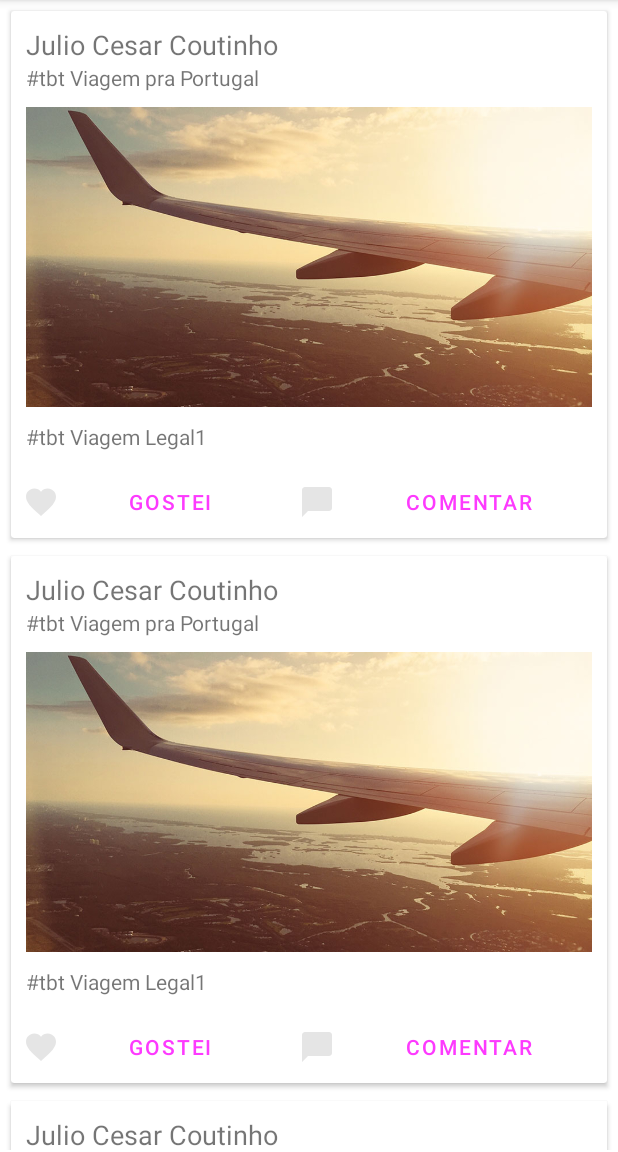
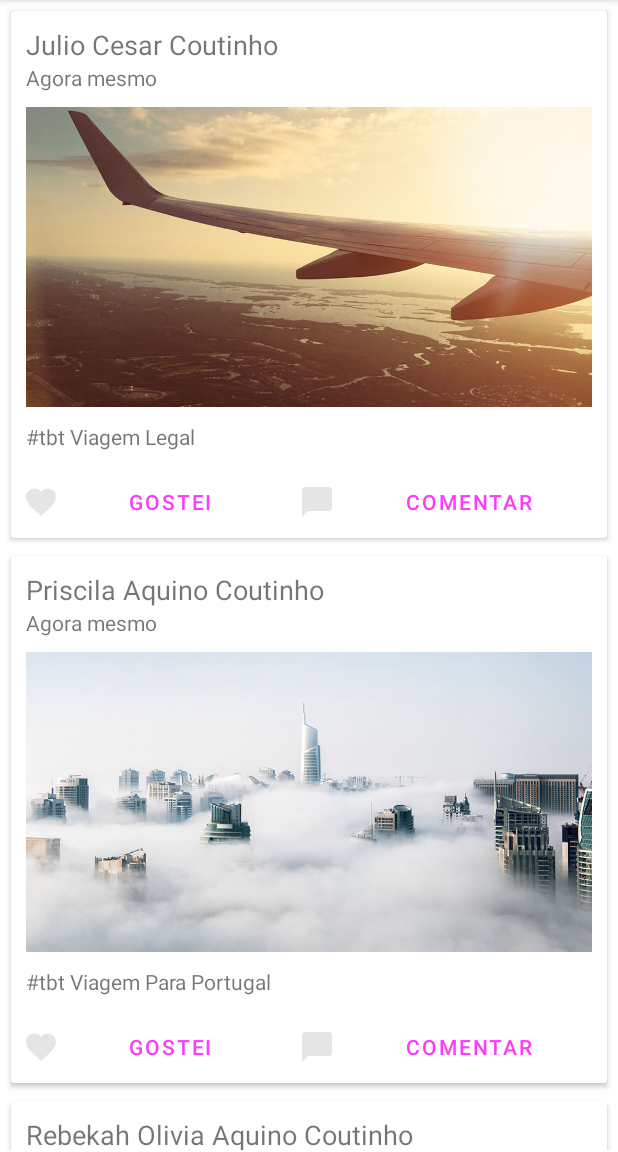
Before and after one commit to juliocesarcoutinho/Android-Curso, an Android app: the screen it shows after launch (MainActivity), on a phone screen of 412 x 824 dp, the part 84-1236 px from its top. Run offline under Robolectric (Android 15) with nearby library versions, the phone set to English and light mode, and no system bars.

Commit message:
Update Geral
Criação do CardView Layout.

```diff
--- a/CardView/app/src/main/java/com/curso/cardview/Activity/MainActivity.java
+++ b/CardView/app/src/main/java/com/curso/cardview/Activity/MainActivity.java
@@ -1,21 +1,24 @@
 package com.curso.cardview.Activity;
 
 import androidx.appcompat.app.AppCompatActivity;
+import androidx.recyclerview.widget.GridLayoutManager;
 import androidx.recyclerview.widget.LinearLayoutManager;
 import androidx.recyclerview.widget.RecyclerView;
 
 import android.os.Bundle;
 
 import com.curso.cardview.Adapter.PostagemAdapter;
+import com.curso.cardview.Model.Postagem;
 import com.curso.cardview.R;
 
+import java.util.ArrayList;
 import java.util.List;
 
 public class MainActivity extends AppCompatActivity {
 
 
     private RecyclerView recyclerPostagem;
-    private List<  > postagens;
+    private List< Postagem > postagens = new ArrayList<>();
 
 
     @Override
@@ -27,10 +30,33 @@ public class MainActivity extends AppCompatActivity {
 
         // Definir Layout
         RecyclerView.LayoutManager layoutManager = new LinearLayoutManager(this);
+        /*LinearLayoutManager layoutManager = new LinearLayoutManager(this);*/
         recyclerPostagem.setLayoutManager( layoutManager );
 
+        //*layoutManager.setOrientation( layoutManager.HORIZONTAL );*/
+        /*GridLayoutManager layoutManager = new GridLayoutManager( this, 2 );*/
+        /*recyclerPostagem.setLayoutManager( layoutManager );*/
+
         // definir Adapter
-        PostagemAdapter adapter = new PostagemAdapter();
+        this.preparaPostagem();
+
+        PostagemAdapter adapter = new PostagemAdapter( postagens );
         recyclerPostagem.setAdapter( adapter );
     }
+
+    public void preparaPostagem() {
+
+        Postagem p = new Postagem( "#tbt Viagem Legal", "Julio Cesar Coutinho", R.drawable.imagem1 );
+        this.postagens.add( p );
+
+        p = new Postagem( "#tbt Viagem Para Portugal", "Priscila Aquino Coutinho", R.drawable.imagem2 );
+        this.postagens.add( p );
+
+        p = new Postagem( "#tbt Viagem Com Papi e Mamis", "Rebekah Olivia Aquino Coutinho", R.drawable.imagem3 );
+        this.postagens.add( p );
+
+        p = new Postagem( "#tbt Viagem com Papi e Mamis", "Miriã Aquino Coutinho", R.drawable.imagem4 );
+        this.postagens.add( p );
+
+    }
 }
--- a/CardView/app/src/main/java/com/curso/cardview/Adapter/PostagemAdapter.java
+++ b/CardView/app/src/main/java/com/curso/cardview/Adapter/PostagemAdapter.java
@@ -9,10 +9,18 @@ import android.widget.TextView;
 import androidx.annotation.NonNull;
 import androidx.recyclerview.widget.RecyclerView;
 
+import com.curso.cardview.Model.Postagem;
 import com.curso.cardview.R;
+
+import java.util.List;
 
 public class PostagemAdapter extends RecyclerView.Adapter< PostagemAdapter.MyViewHolder > {
 
+    private List<Postagem> postagens;
+
+    public PostagemAdapter(List <Postagem> listaPostagem) {
+        this.postagens = listaPostagem;
+    }
 
     @NonNull
     @Override
@@ -25,28 +33,29 @@ public class PostagemAdapter extends RecyclerView.Adapter< PostagemAdapter.MyVie
     @Override
     public void onBindViewHolder(@NonNull MyViewHolder holder, int position) {
 
-        holder.idNome.setText( "Julio Cesar Coutinho" );
-        holder.idHoraPostagem.setText( "#tbt Viagem pra Portugal" );
-        holder.imgPostagem.setImageResource( R.drawable.imagem1 );
+        Postagem postagem = postagens.get( position );
+        holder.idNome.setText( postagem.getNome() );
+        holder.idTituloPostagem.setText( postagem.getPostagem() );
+        holder.imgPostagem.setImageResource( postagem.getImagem() );
 
     }
 
     @Override
     public int getItemCount() {
-        return 6;
+        return postagens.size();
     }
 
     public class MyViewHolder extends RecyclerView.ViewHolder{
 
         private TextView idNome;
-        private TextView idHoraPostagem;
+        private TextView idTituloPostagem;
         private ImageView imgPostagem;
 
 
         public MyViewHolder(@NonNull View itemView) {
             super(itemView);
             idNome              = itemView.findViewById(R.id.idNome);
-            idHoraPostagem      = itemView.findViewById(R.id.idHoraPostagem);
+            idTituloPostagem     = itemView.findViewById(R.id.idTituloPostagem);
             imgPostagem         = itemView.findViewById(R.id.imgPostagem);
         }
 
```
